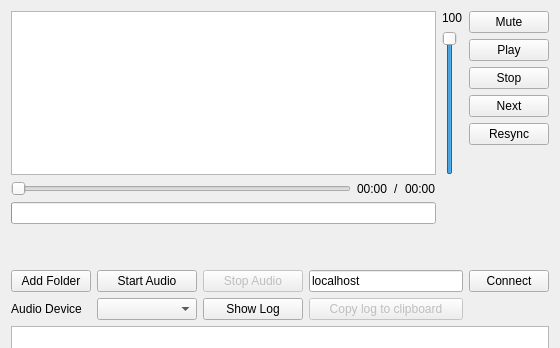
Qt form MusicClient/musicplayer.ui (yoyourmister/TinaS) before a commit; both pictures show x 0 to 560 and y 0 to 348 of the 560 by 510 pixel window.
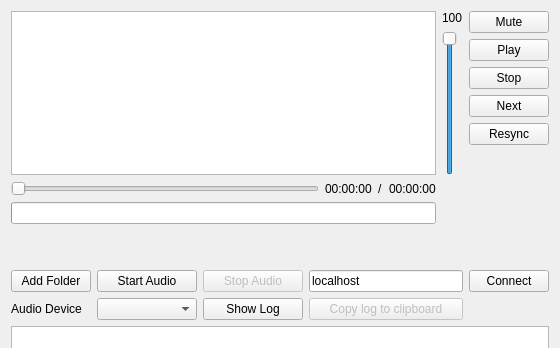
The same form after that commit.

Commit message: -cosmetic changes to playtime (some files still buggy, see 75mins of rain) -disabled MD5, too slow

What changed in the file:
```diff
--- a/MusicClient/musicplayer.ui
+++ b/MusicClient/musicplayer.ui
@@ -463,7 +463,7 @@
         <string>&lt;html&gt;&lt;head/&gt;&lt;body&gt;&lt;p&gt;Current track position&lt;/p&gt;&lt;/body&gt;&lt;/html&gt;</string>
        </property>
        <property name="text">
-        <string>00:00</string>
+        <string>00:00:00</string>
        </property>
       </widget>
      </item>
@@ -480,7 +480,7 @@
         <string>&lt;html&gt;&lt;head/&gt;&lt;body&gt;&lt;p&gt;Track length&lt;/p&gt;&lt;/body&gt;&lt;/html&gt;</string>
        </property>
        <property name="text">
-        <string>00:00</string>
+        <string>00:00:00</string>
        </property>
       </widget>
      </item>
```
Left out of the diff: 3 changed lines with no effect on the pictures. The commit also changes 1 other file.
